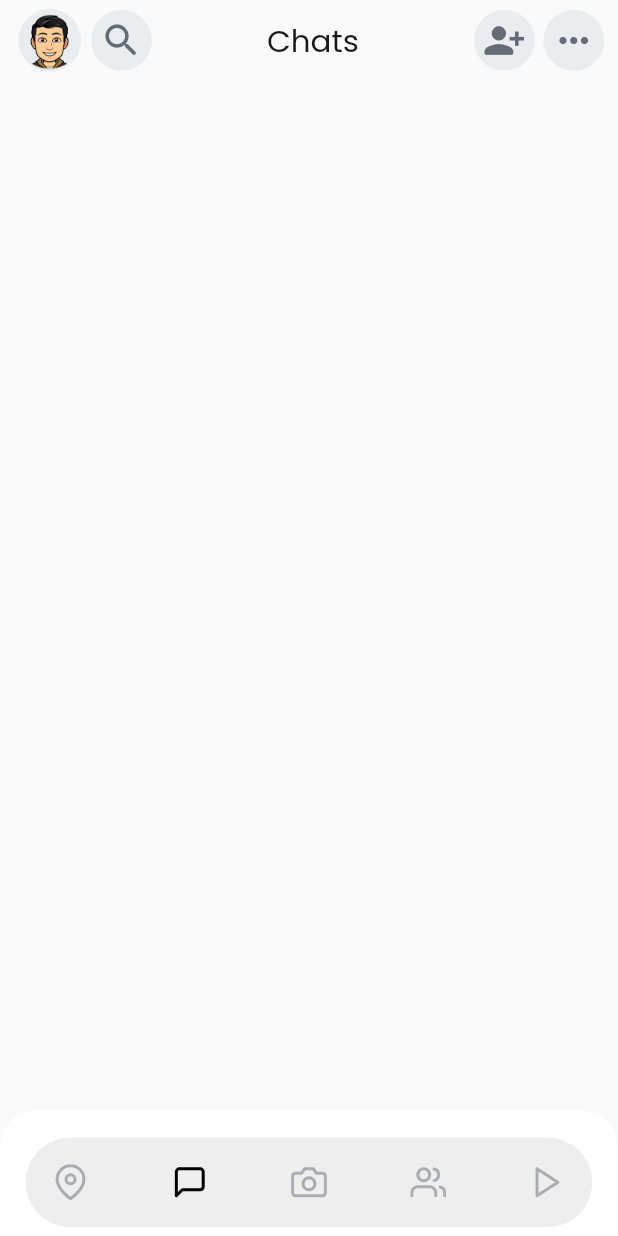
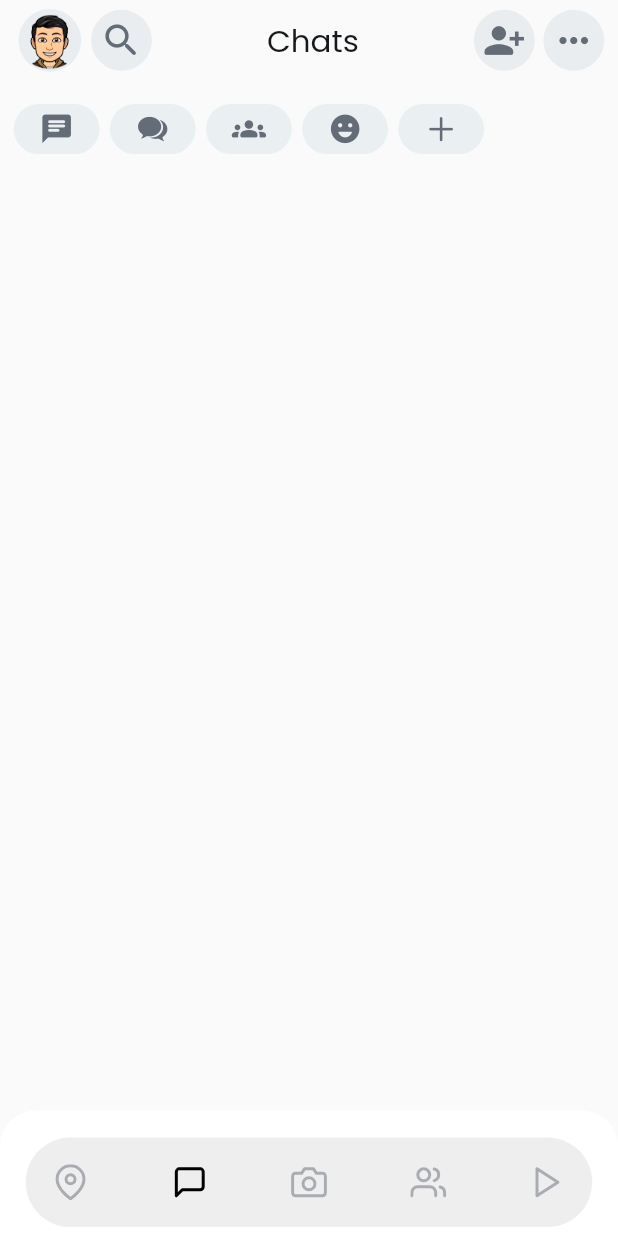
Before and after one commit to AyushPanchal/snap_ui, a Flutter app: the screen it shows after launch, swiped to page 2, on a phone screen of 412 x 824 dp. Run offline on Flutter 3.47's test engine with Material 2 defaults, Android fonts, the phone set to English and light mode, and no system bars; our stand-ins replace flutter_feather_icons, flutter_screenutil, google_fonts, video_player.

Commit message:
custom switches created on chats page

```diff
--- a/lib/pages/chats_page.dart
+++ b/lib/pages/chats_page.dart
@@ -1,3 +1,4 @@
+import 'package:flutter/cupertino.dart';
 import 'package:flutter/material.dart';
 import 'package:flutter_screenutil/flutter_screenutil.dart';
 import 'package:snap/theme/colors.dart';
@@ -13,8 +14,39 @@
     return Scaffold(
       body: SafeArea(
         child: Column(
+          crossAxisAlignment: CrossAxisAlignment.start,
           children: [
-            Padding(
+            _appBar(),
+            Container(
+              margin: EdgeInsets.only(
+                left: 5.w,
+                top: 18.h,
+              ),
+              height: 28.h,
+              child: ListView.builder(
+                  scrollDirection: Axis.horizontal,
+                  itemCount: switchIcons.length,
+                  itemBuilder: (context, index) {
+                    return Padding(
+                      padding: EdgeInsets.symmetric(horizontal: 3.w),
+                      child: CustomSwitch(
+                        child: Icon(
+                          switchIcons[index],
+                          size: 20.sp,
+                          color: kIconColor,
+                        ),
+                      ),
+                    );
+                  }),
+            )
+          ],
+        ),
+      ),
+    );
+  }
+
+  Padding _appBar() {
+    return Padding(
       padding: EdgeInsets.only(
         left: 8.w,
         right: 8.w,
@@ -67,10 +99,39 @@
           ),
         ],
       ),
-            ),
-          ],
-        ),
-      ),
     );
   }
 }
+
+class CustomSwitch extends StatelessWidget {
+  final Widget child;
+  const CustomSwitch({
+    super.key,
+    required this.child,
+  });
+
+  @override
+  Widget build(BuildContext context) {
+    return Container(
+      padding: EdgeInsets.symmetric(
+        horizontal: 15.w,
+        vertical: 3.h,
+      ),
+      decoration: BoxDecoration(
+        borderRadius: BorderRadius.circular(
+          18.r,
+        ),
+        color: kSwitchBGColor,
+      ),
+      child: child,
+    );
+  }
+}
+
+List<IconData> switchIcons = [
+  Icons.chat_rounded,
+  CupertinoIcons.chat_bubble_2_fill,
+  Icons.groups_rounded,
+  Icons.emoji_emotions_rounded,
+  CupertinoIcons.plus,
+];
--- a/lib/theme/colors.dart
+++ b/lib/theme/colors.dart
@@ -7,4 +7,5 @@
 const Color kBottomNavBarBGColor = Color(0XFFEEEEEE);
 const Color kFriendsBGColor = Color(0XFFE5EDEF);
 const Color kPurpleColor = Color(0XFFA05DCE);
+const Color kSwitchBGColor = Color(0XFFEAEFF2);
 const Color kFriendUserNameColor = Color(0XFF9C9FA4);
```
Lines whose indentation alone changed are shown as unchanged.
